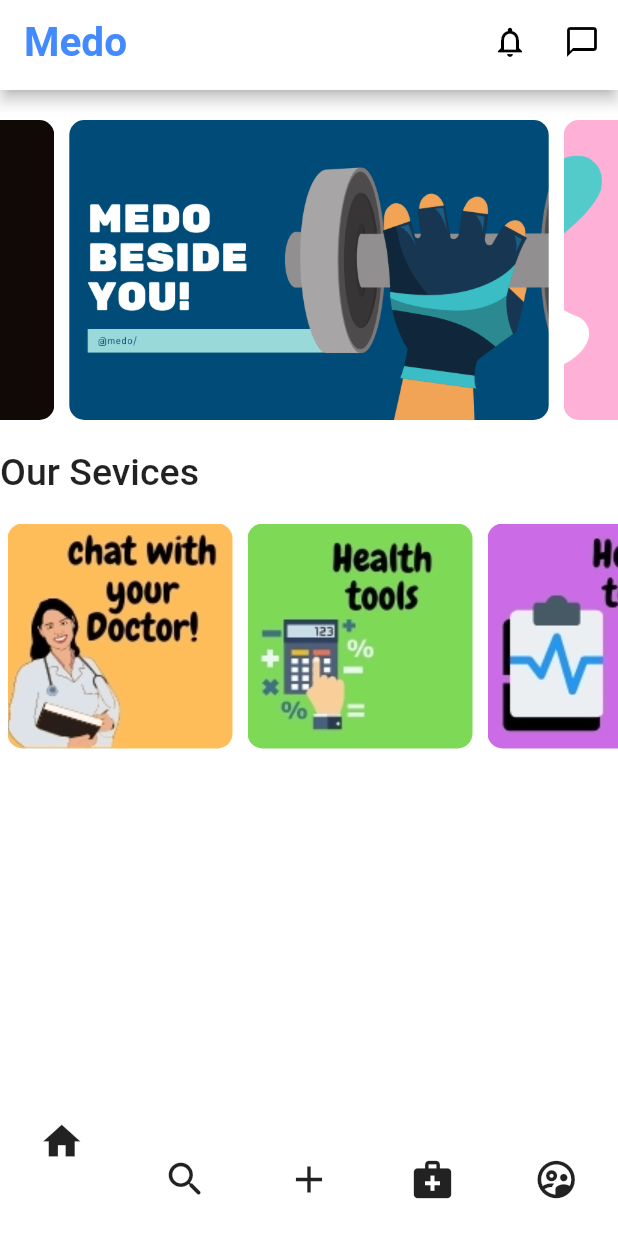
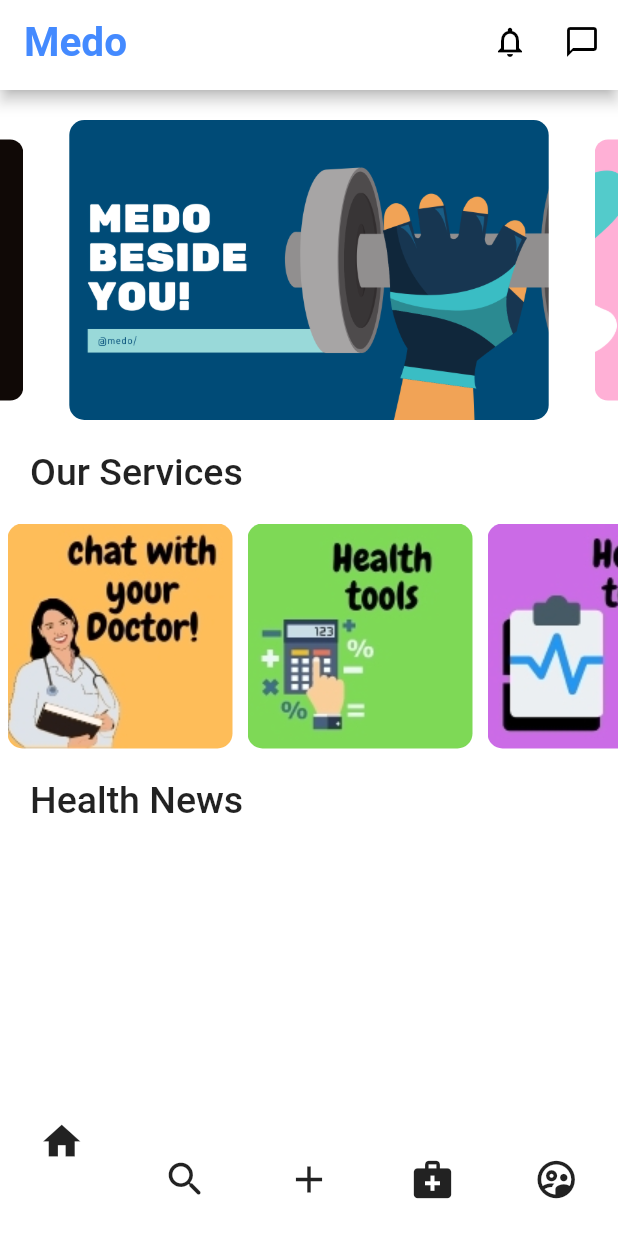
Before and after one commit to tvminh19/MeDo, a Flutter app: the screen it shows after launch, on a phone screen of 412 x 824 dp. Run offline on Flutter 3.47's test engine with Material 2 defaults, Android fonts, the phone set to English and light mode, and no system bars; drawn by our look-alikes of carousel_slider, curved_navigation_bar.

Commit message:
add banner

```diff
--- a/lib/home/components/banner.dart
+++ b/lib/home/components/banner.dart
@@ -17,7 +17,7 @@ class _bannerState extends State<banner> {
       child: CarouselSlider(
         options: CarouselOptions(
           height: 200.0,
-          // enlargeCenterPage: true,
+          enlargeCenterPage: true,
           aspectRatio: 16 / 9,
           autoPlay: true,
           autoPlayCurve: Curves.fastOutSlowIn,
--- a/lib/home/home.dart
+++ b/lib/home/home.dart
@@ -22,14 +22,27 @@ class _MyHomeState extends State<MyHome> {
           SizedBox(
             height: 20,
           ),
-          Text(
-            'Our Sevices',
-            style: TextStyle(
-              fontSize: 25,
-              fontWeight: FontWeight.w500
+          Container(
+            margin: const EdgeInsets.only(left: 20),
+            child: Text(
+              'Our Services',
+              style: TextStyle(
+                fontSize: 25,
+                fontWeight: FontWeight.w500,
+              ),
             ),
           ),
           ad_service(),
+          Container(
+            margin: const EdgeInsets.only(left: 20),
+            child: Text(
+              'Health News',
+              style: TextStyle(
+                fontSize: 25,
+                fontWeight: FontWeight.w500,
+              ),
+            ),
+          )
         ],
       ),
     );
```
